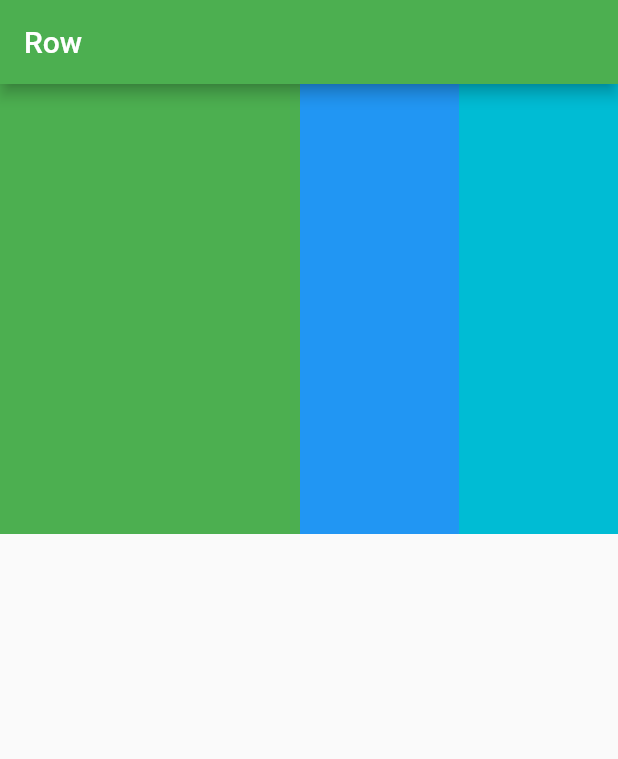
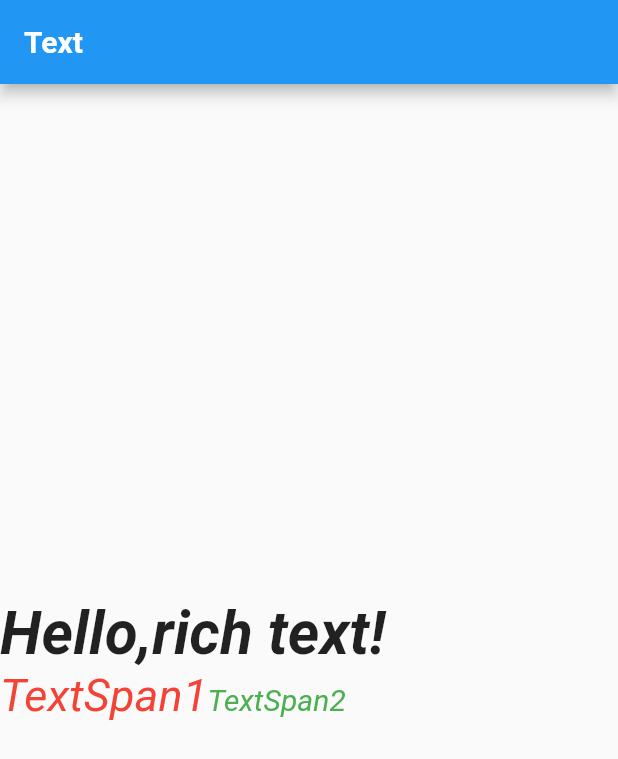
Before and after one commit to zhoupengzu/ZPZFlutterPractice, a Flutter app: the screen it shows after launch, on a phone screen of 412 x 824 dp. Shown: the top 759 px of the screen. Run offline on Flutter 3.47's test engine with Material 2 defaults, Android fonts, the phone set to English and light mode, and no system bars.

Commit message:
替换开发平台

```diff
--- a/flutter_app/lib/main.dart
+++ b/flutter_app/lib/main.dart
@@ -2,6 +2,7 @@ import 'package:flutter/material.dart';
 
 import 'container_practice.dart';
 import 'row_practice.dart';
+import 'text.dart';
 
 void main() => runApp(new MyApp());
 
@@ -9,6 +10,6 @@ class MyApp extends StatelessWidget {
   // This widget is the root of your application.
   @override
   Widget build(BuildContext context) {
-    return RowWidget.rowWidget();
+    return TextWidget.text();
   }
 }
--- /dev/null
+++ b/flutter_app/lib/text.dart
@@ -0,0 +1,61 @@
+import 'package:flutter/material.dart';
+
+import 'root.dart';
+
+class TextWidget {
+  static text() {
+    return Root.root(title: "Text", body: TextWidget._richText());
+  }
+
+  static _baseText() {
+    return new Center(
+      child: new Text(
+        "Hello, world!",
+        style: new TextStyle(
+          color: Colors.black87,
+          fontWeight: FontWeight.bold,
+          fontSize: 40.0,
+          fontStyle: FontStyle.italic,
+//          fontFamily: "PingFangSC-Medium",
+        ),
+      ),
+    );
+  }
+
+  static _richText() {
+    return new Center(
+      child: new Text.rich(
+        new TextSpan(
+          style: new TextStyle(
+            color: Colors.black87,
+            fontWeight: FontWeight.bold,
+            fontSize: 40.0,
+            fontStyle: FontStyle.italic,
+//          fontFamily: "PingFangSC-Medium",
+          ),
+          text: "Hello,rich text!",
+          children: [
+            new TextSpan(
+              style: new TextStyle(
+                color: Colors.red,
+                fontWeight: FontWeight.w400,
+                fontSize: 30.0
+              ),
+              text: "TextSpan1",
+//              recognizer:  // 先放一放
+            ),
+            new TextSpan(
+              style: new TextStyle(
+                  color: Colors.green,
+                  fontWeight: FontWeight.w400,
+                  fontSize: 20.0
+              ),
+              text: "TextSpan2",
+//              recognizer:  // 先放一放
+            )
+          ],
+        ),
+      ),
+    );
+  }
+}
```
Also changed, not shown: 6 other files.
